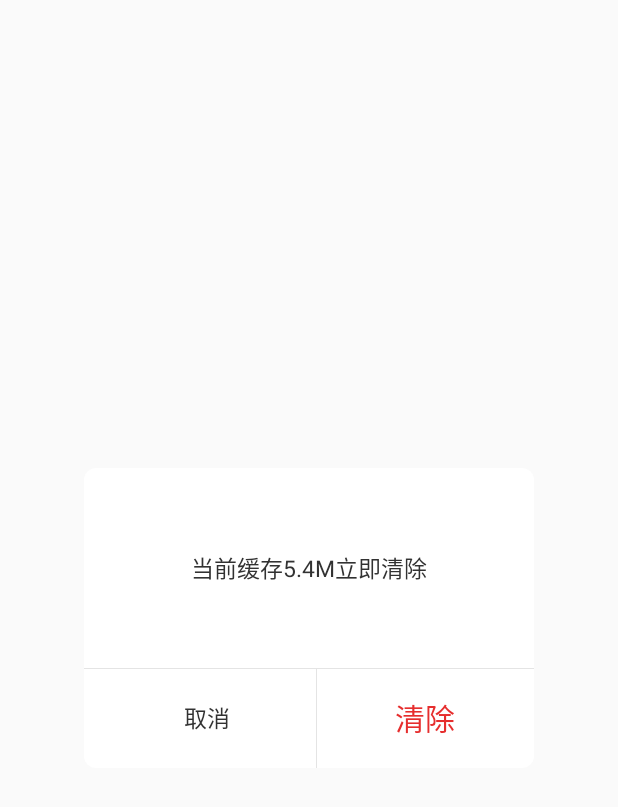
After one commit to menglanlvcongrui/Shopping, an Android app: the layout dialog_clean.xml on its own in the app's theme, with its tools: preview values and no code run, on a phone screen of 412 x 824 dp. The commit adds this screen. Shown: the top 807 px of the screen. Run offline under Robolectric (Android 15) with nearby library versions, the phone set to English and light mode, and no system bars.

Commit message:
购物逻辑

```diff
--- /dev/null
+++ b/app/src/main/res/drawable/free_dialog_bg.xml
@@ -0,0 +1,17 @@
+<?xml version="1.0" encoding="utf-8"?>
+<shape xmlns:android="http://schemas.android.com/apk/res/android" >
+
+    <!-- 填充 -->
+
+    <solid android:color="#ffffff" />
+
+    <!--
+               边框
+     <stroke
+        android:width="0.8dp"
+        android:color="#ffffff" />
+    -->
+    <!-- 圆角 -->
+    <corners android:radius="8dp" />
+
+</shape>
--- /dev/null
+++ b/app/src/main/res/layout/dialog_clean.xml
@@ -0,0 +1,88 @@
+<?xml version="1.0" encoding="utf-8"?>
+<RelativeLayout xmlns:android="http://schemas.android.com/apk/res/android"
+    android:layout_width="match_parent"
+    android:layout_height="match_parent"
+    android:background="#00ffffff" >
+
+    <LinearLayout
+        android:layout_width="300dp"
+        android:layout_height="200dp"
+        android:layout_centerInParent="true"
+        android:background="@drawable/free_dialog_bg"
+        android:orientation="vertical" >
+
+        <!--<TextView-->
+            <!--android:id="@+id/title"-->
+            <!--android:layout_width="match_parent"-->
+            <!--android:layout_height="wrap_content"-->
+            <!--android:layout_gravity="center"-->
+            <!--android:layout_marginBottom="24dp"-->
+            <!--android:layout_marginTop="30dp"-->
+            <!--android:background="#00ffffff"-->
+            <!--android:gravity="center"-->
+            <!--android:paddingBottom="0dp"-->
+            <!--android:text="选择分享应用"-->
+            <!--android:textColor="#ff000000"-->
+            <!--android:textSize="20dp" />-->
+
+
+        <LinearLayout
+            android:layout_width="match_parent"
+            android:layout_height="133dp"
+            android:layout_centerInParent="true"
+            android:gravity="center_horizontal"
+            android:orientation="horizontal" >
+            <TextView
+                android:layout_width="wrap_content"
+                android:gravity="center"
+                android:textColor="@color/Treeblack"
+                android:textSize="15sp"
+                android:text="当前缓存5.4M立即清除"
+                android:layout_height="match_parent" />
+        </LinearLayout>
+
+        <View
+            android:layout_width="match_parent"
+            android:layout_height="1px"
+            android:layout_marginTop="0dp"
+            android:background="#E4E4E4" />
+
+        <LinearLayout
+            android:layout_width="match_parent"
+            android:layout_height="0dp"
+            android:layout_weight="1"
+            android:orientation="horizontal" >
+
+            <Button
+                android:id="@+id/no"
+                android:layout_width="0dp"
+                android:layout_height="wrap_content"
+                android:layout_gravity="center"
+                android:layout_marginLeft="10dp"
+                android:layout_weight="1"
+                android:background="@null"
+                android:gravity="center"
+                android:text="取消"
+                android:textColor="@color/Treeblack"
+                android:textSize="15sp" />
+
+            <View
+                android:layout_width="1px"
+                android:layout_height="match_parent"
+                android:background="#E4E4E4" />
+
+            <Button
+                android:id="@+id/yes"
+                android:layout_width="0dp"
+                android:layout_height="wrap_content"
+                android:layout_gravity="center"
+                android:layout_weight="1"
+                android:gravity="center"
+                android:background="@null"
+                android:text="清除"
+                android:textColor="#e62e2e"
+                android:textSize="20dp" />
+        </LinearLayout>
+    </LinearLayout>
+
+</RelativeLayout>
```
Also changed, not shown: app/src/main/java/com/example/administrator/shopping/Dialog/CleanDialog.java (added, +163 -0 lines), app/src/main/java/com/example/administrator/shopping/adapter/ShoppingcartAdapter.java (+60 -27 lines), app/src/main/java/com/example/administrator/shopping/bean/CartBean.java (added, +65 -0 lines), app/src/main/java/com/example/administrator/shopping/fragment/PersonalcenterFragment.java (+33 -16 lines), app/src/main/java/com/example/administrator/shopping/fragment/ShoppingcartFragment.java (+51 -27 lines), app/src/main/res/values/styles.xml (+14 -1 lines).
